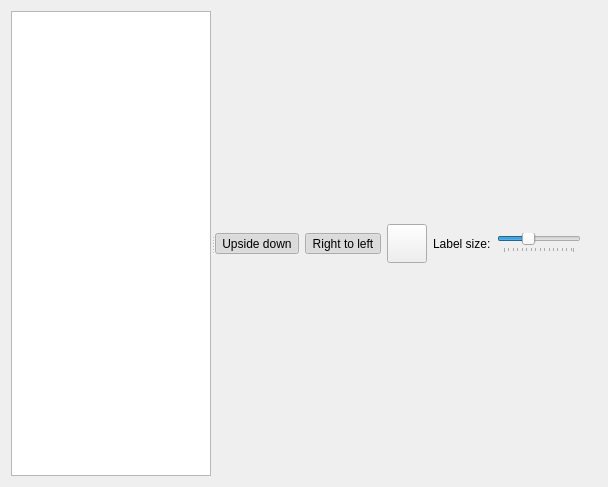
Old version of the form cct/qtgui/tools/samplepositioncheck/samplepositionchecker.ui in the repository awacha/cct.
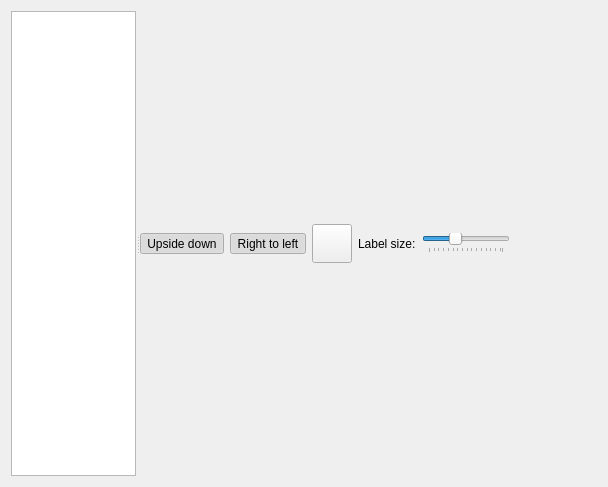
New version of the form. Icons and pictures are not drawn.

Commit message: Beamstop and sample position checker UI tuning

Patch:
```diff
--- a/cct/qtgui/tools/samplepositioncheck/samplepositionchecker.ui
+++ b/cct/qtgui/tools/samplepositioncheck/samplepositionchecker.ui
@@ -42,6 +42,15 @@
         <height>16777215</height>
        </size>
       </property>
+      <property name="horizontalScrollBarPolicy">
+       <enum>Qt::ScrollBarAlwaysOff</enum>
+      </property>
+      <property name="sizeAdjustPolicy">
+       <enum>QAbstractScrollArea::AdjustToContents</enum>
+      </property>
+      <property name="alternatingRowColors">
+       <bool>true</bool>
+      </property>
      </widget>
      <widget class="QWidget" name="verticalLayoutWidget">
       <layout class="QVBoxLayout" name="verticalLayout">
```
The commit also changes 1 other file.
